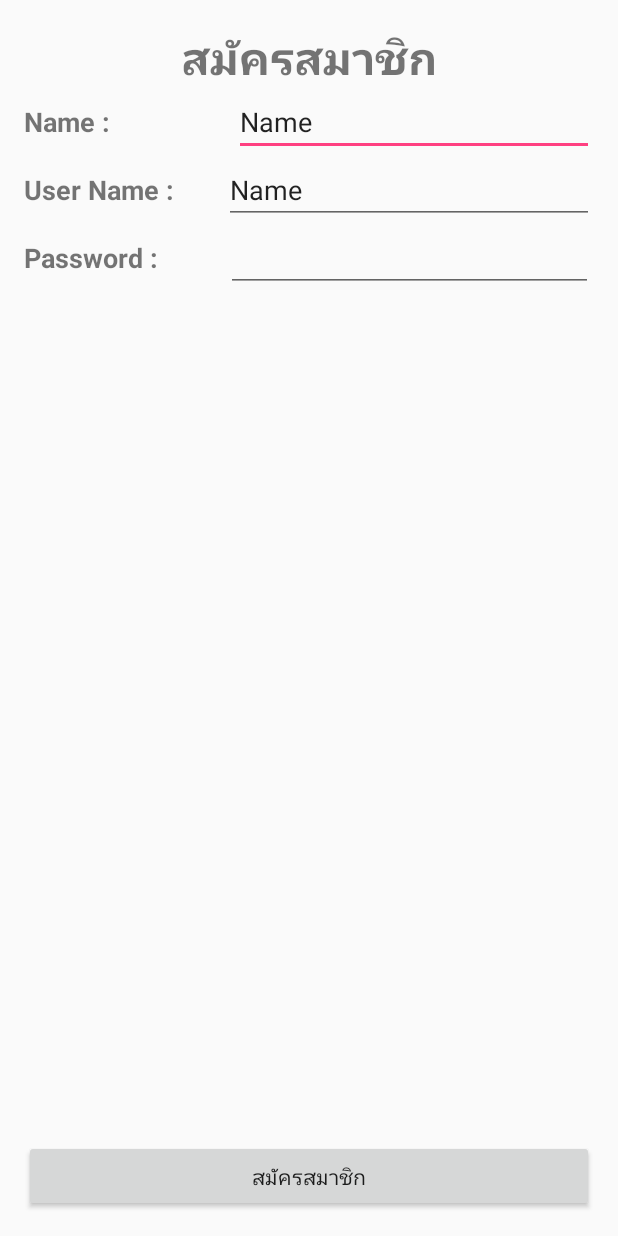
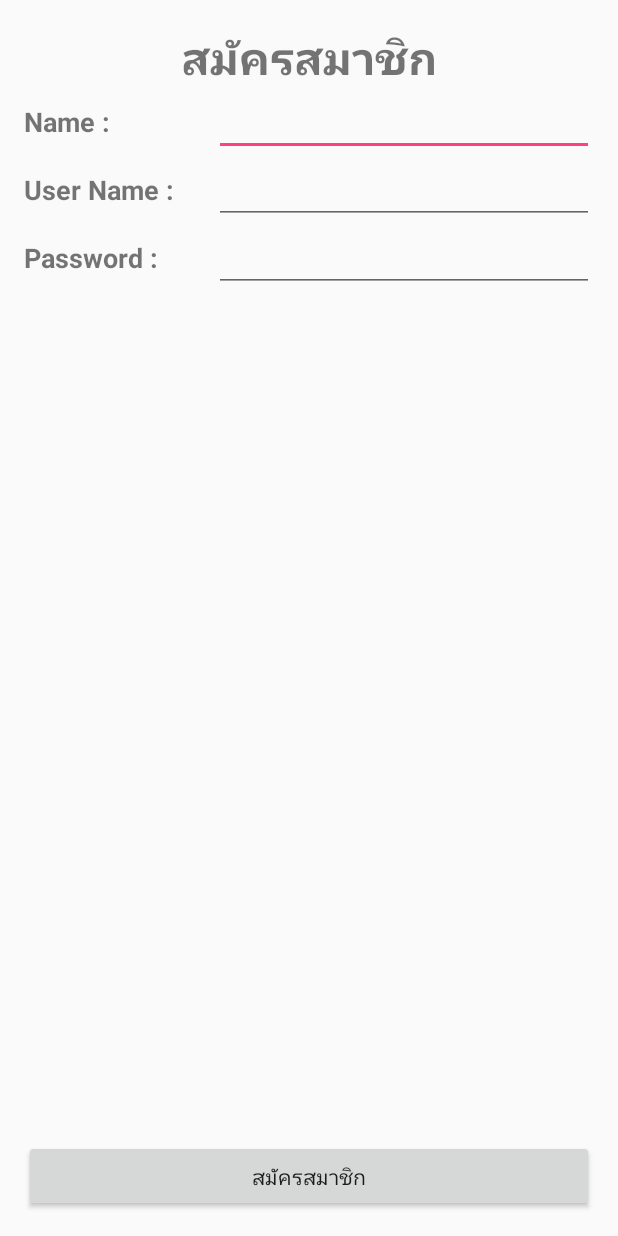
Before and after one commit to pichsinee/Rattanakosin, an Android app: the screen it shows after launch (SignUp), after a tap on "สมัครสมาชิก", on a phone screen of 412 x 824 dp. Run offline under Robolectric (Android 15) with nearby library versions, the phone set to English and light mode, and no system bars.

```diff
--- a/app/src/main/java/rattanakosin/alice/rattanakosin/MainActivity.java
+++ b/app/src/main/java/rattanakosin/alice/rattanakosin/MainActivity.java
@@ -10,11 +10,14 @@ public class MainActivity extends AppCompatActivity {
 
     // Explicit ประกาศตัวแปร
     private Button signInButton, signUpButton;
+    private MyManage myManage;
 
     @Override
     protected void onCreate(Bundle savedInstanceState) {
         super.onCreate(savedInstanceState);
         setContentView(R.layout.activity_main);
+
+        myManage = new MyManage(MainActivity.this);
 
         bindWidget();
         buttonController();
--- /dev/null
+++ b/app/src/main/java/rattanakosin/alice/rattanakosin/MyManage.java
@@ -0,0 +1,44 @@
+package rattanakosin.alice.rattanakosin;
+
+import android.content.ContentValues;
+import android.content.Context;
+import android.database.sqlite.SQLiteDatabase;
+
+/**
+ * Created by Administrator on 8/1/2560.
+ */
+
+public class MyManage {
+
+    //Explicit
+    private Context context;
+    private MyOpenHelper myOpenHelper;
+    private SQLiteDatabase sqLiteDatabase;
+
+    private static final String user_table = "userTABLE";
+    private static final String colume_id = "_id";
+    private static final String column_Name = "Name";
+    private static final String column_user = "User";
+    private static final String column_pass = "Password";
+
+    public MyManage(Context context) {
+        this.context = context;
+
+        myOpenHelper = new MyOpenHelper(context);
+        sqLiteDatabase = myOpenHelper.getWritableDatabase();
+
+    } //Constructor
+
+    public long addNewValue(String strName, String strUser, String strPassword) {
+
+        ContentValues contentValues = new ContentValues();
+        contentValues.put(column_Name, strName);
+        contentValues.put(column_user, strUser);
+        contentValues.put(column_pass, strPassword);
+
+        return sqLiteDatabase.insert(user_table, null, contentValues);
+    }
+
+
+
+} //Main Class
--- /dev/null
+++ b/app/src/main/java/rattanakosin/alice/rattanakosin/MyOpenHelper.java
@@ -0,0 +1,38 @@
+package rattanakosin.alice.rattanakosin;
+
+import android.content.Context;
+import android.database.sqlite.SQLiteDatabase;
+import android.database.sqlite.SQLiteOpenHelper;
+
+/**
+ * Created by Administrator on 8/1/2560.
+ */
+
+public class MyOpenHelper extends SQLiteOpenHelper {
+
+    //Explicit
+    private Context context;
+    public static final String database_name = "Rattanakosin.db"; // ชื่อ DB ต้องประกาศเป็น public
+    private static final int database_version = 1;
+    private static final String structor_user_table = "create table userTABLE(" +
+            "_id integer primary key, " +
+            "Name text," +
+            "User text," +
+            "Password text);";
+
+    public MyOpenHelper(Context context) {
+        super(context, database_name, null, database_version);
+        this.context = context;
+
+    } //Constructor
+
+    @Override
+    public void onCreate(SQLiteDatabase sqLiteDatabase) {
+        sqLiteDatabase.execSQL(structor_user_table);
+    }
+
+    @Override
+    public void onUpgrade(SQLiteDatabase sqLiteDatabase, int i, int i1) {
+
+    }
+} //Main Class
--- a/app/src/main/java/rattanakosin/alice/rattanakosin/SignUp.java
+++ b/app/src/main/java/rattanakosin/alice/rattanakosin/SignUp.java
@@ -2,13 +2,61 @@ package rattanakosin.alice.rattanakosin;
 
 import android.support.v7.app.AppCompatActivity;
 import android.os.Bundle;
+import android.view.View;
+import android.widget.Button;
+import android.widget.EditText;
+import android.widget.Toast;
 
 public class SignUp extends AppCompatActivity {
+
+    //Explicit
+    private EditText nameEditText, userEditText, passwordEditText;
+    private Button button;
+    private String nameString, userString, passwordString;  //แปลงค่า EditText ให้เป็นตัวอักษร
 
     @Override
     protected void onCreate(Bundle savedInstanceState) {
         super.onCreate(savedInstanceState);
         setContentView(R.layout.activity_sign_up);
+
+        bindWidget();
+
+        buttonController();
+
     } // Main method
 
+    private void buttonController() {
+        button.setOnClickListener(new View.OnClickListener() {
+            @Override
+            public void onClick(View view) {
+
+                //Get Value from EditText
+                nameString = nameEditText.getText().toString().trim();  //grtText() เป็นการรับค่า , toString() เป็นการแปลง EditText เป็น String และ trim() ตัดช่องว่างหน้า-หลัง
+                userString = userEditText.getText().toString().trim();
+                passwordString = passwordEditText.getText().toString().trim();
+
+                //Check Space กรอกข้อมูลไม่ครบ
+                if (nameString.equals("") || (userString.equals("")) || (passwordString.equals(""))) { // ใชเ equals("") check ค่าว่าง
+                    // haveSpace
+                    Toast.makeText(SignUp.this,
+                            getResources().getString(R.string.haveSpace),
+                            Toast.LENGTH_SHORT).show();
+                } else {
+                    // noSpace
+                    MyManage myManage = new MyManage(SignUp.this);
+                    myManage.addNewValue(nameString, userString, passwordString);
+                    finish();
+                } // if
+
+            } //onClick
+        });
+    } //ButtonController
+
+    private void bindWidget() {
+        nameEditText = (EditText) findViewById(R.id.editText2);
+        userEditText = (EditText) findViewById(R.id.editText3);
+        passwordEditText = (EditText) findViewById(R.id.editText4);
+        button = (Button) findViewById(R.id.button3);
+    }
+
 } //Main Class
--- a/app/src/main/res/layout/activity_sign_up.xml
+++ b/app/src/main/res/layout/activity_sign_up.xml
@@ -43,7 +43,7 @@
 
             <TextView
                 android:text="Name :"
-                android:layout_width="wrap_content"
+                android:layout_width="0dp"
                 android:layout_height="wrap_content"
                 android:id="@+id/textView3"
                 android:layout_weight="1"
@@ -51,13 +51,12 @@
                 android:textStyle="bold" />
 
             <EditText
-                android:layout_width="wrap_content"
+                android:layout_width="0dp"
                 android:layout_height="wrap_content"
                 android:inputType="textPersonName"
-                android:text="Name"
                 android:ems="10"
                 android:id="@+id/editText2"
-                android:layout_weight="0.32" />
+                android:layout_weight="2" />
         </LinearLayout>
 
         <LinearLayout
@@ -67,7 +66,7 @@
 
             <TextView
                 android:text="User Name :"
-                android:layout_width="wrap_content"
+                android:layout_width="0dp"
                 android:layout_height="wrap_content"
                 android:id="@+id/textView4"
                 android:layout_weight="1"
@@ -75,13 +74,12 @@
                 android:textStyle="bold" />
 
             <EditText
-                android:layout_width="wrap_content"
+                android:layout_width="0dp"
                 android:layout_height="wrap_content"
                 android:inputType="textPersonName"
-                android:text="Name"
                 android:ems="10"
                 android:id="@+id/editText3"
-                android:layout_weight="1" />
+                android:layout_weight="2" />
         </LinearLayout>
 
         <LinearLayout
@@ -91,7 +89,7 @@
 
             <TextView
                 android:text="Password :"
-                android:layout_width="wrap_content"
+                android:layout_width="0dp"
                 android:layout_height="wrap_content"
                 android:id="@+id/textView5"
                 android:layout_weight="1"
@@ -99,12 +97,14 @@
                 android:textStyle="bold" />
 
             <EditText
-                android:layout_width="wrap_content"
+                android:layout_width="0dp"
                 android:layout_height="wrap_content"
-                android:inputType="textPassword"
                 android:ems="10"
                 android:id="@+id/editText4"
-                android:layout_weight="0.69" />
+                android:layout_weight="2"
+                android:inputType="text" />
         </LinearLayout>
+
+
     </LinearLayout>
 </RelativeLayout>
--- a/app/src/main/res/values/strings.xml
+++ b/app/src/main/res/values/strings.xml
@@ -2,5 +2,8 @@
     <string name="app_name">Rattanakosin</string>
 
     <string name="SignUp">สมัครสมาชิก</string>
+    <string name="haveSpace">กรุณากรอกข้อมูลให้ครบทุกช่อง</string>
+    <string name="userFalse">กรอกข้อมูล User Name ไม่ถูกต้อง</string>
+    <string name="passFalse">กรอกข้อมูล Password ไม่ถูกต้อง กรุณากรอกใหม่</string>
 
 </resources>
```
